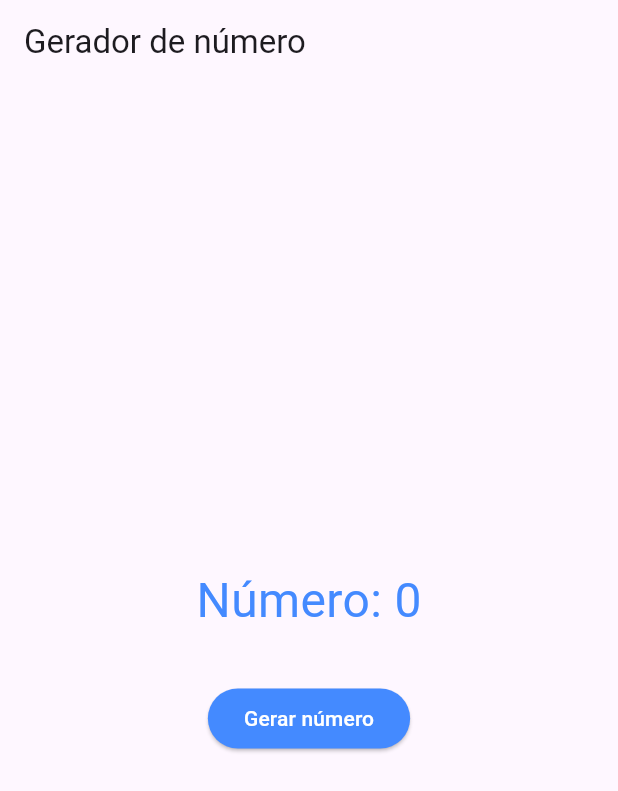
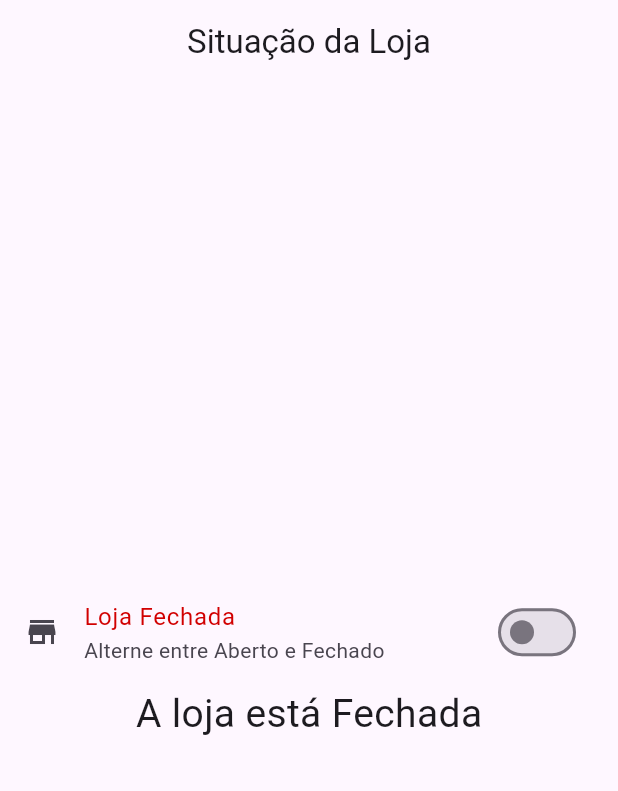
Before and after one commit to VinioVnz/meu_app, a Flutter app: the screen it shows after launch, on a phone screen of 412 x 824 dp. Shown: the top 791 px of the screen. Run offline on Flutter 3.47's test engine with Material 3 defaults, Android fonts, the phone set to English and light mode, and no system bars.

Commit message:
exercicio treino

```diff
--- /dev/null
+++ b/lib/exercicios/Loja.dart
@@ -0,0 +1,51 @@
+import 'package:flutter/material.dart';
+
+class Loja extends StatefulWidget {
+  @override
+  State<StatefulWidget> createState() {
+    return _LojaState();
+  }
+
+}
+
+class _LojaState extends State<Loja> {
+  bool isOpen = false;
+
+  @override
+  Widget build(BuildContext context) {
+    return MaterialApp(
+      debugShowCheckedModeBanner: false,
+      home: Scaffold(
+        appBar: AppBar(
+          title: Text("Situação da Loja",),
+          centerTitle: true,
+
+        ),
+        body: Center(
+          child:Column(
+            mainAxisAlignment: MainAxisAlignment.center,
+            children: [
+
+               SwitchListTile(
+            title: isOpen ? Text("Loja Aberta",style: TextStyle(color: const Color.fromARGB(255, 0, 165, 86)),)
+            : Text("Loja Fechada",style: TextStyle(color: const Color.fromARGB(255, 209, 0, 0)),),
+            secondary: Icon(Icons.store),
+            value: isOpen,
+            onChanged: (bool value) {
+              setState(() {
+                isOpen = value;
+
+              });
+            },
+            subtitle: Text("Alterne entre Aberto e Fechado"),
+            ),
+            Text(isOpen ? "A loja está Aberta" : "A loja está Fechada",style: TextStyle(fontSize: 26),)
+            ],
+          )
+        ),
+      ),
+    );
+  }
+
+
+}
--- a/lib/main.dart
+++ b/lib/main.dart
@@ -1,5 +1,6 @@
 import 'package:flutter/material.dart';
 import 'package:meu_app/Botao.dart';
+import 'package:meu_app/exercicios/Loja.dart';
 import 'package:meu_app/statefull/Contador.dart';
 import 'package:meu_app/statefull/RandomNumber.dart';
 import 'package:meu_app/statefull/darkmode.dart';
@@ -52,5 +53,5 @@ void main(){
   ); */
 
   //runApp(Darkmode());
-  runApp(RandomNumber());
+  runApp(Loja());
 }
```
